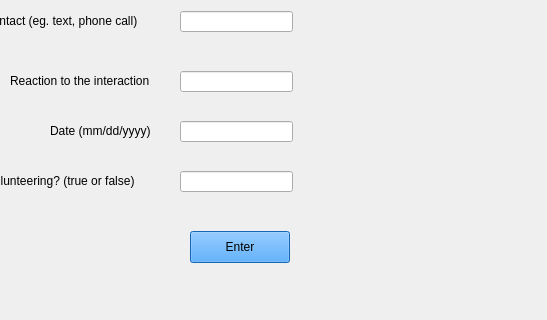
Above: CuringCamPAINS/gui/loggui.ui from CS-205-S22/CuringCamPAINS before the change; both pictures show x 101 to 648 and y 260 to 580 of the 648 by 580 pixel window. Below: the same form after it.
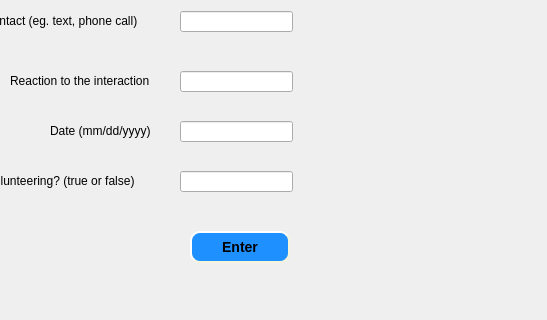
That is the form after the change.

What changed in the file:
```diff
--- a/CuringCamPAINS/gui/loggui.ui
+++ b/CuringCamPAINS/gui/loggui.ui
@@ -76,7 +76,14 @@
         </rect>
        </property>
        <property name="styleSheet">
-        <string notr="true">background-color:rgb(30,144,255);</string>
+        <string notr="true">background-color:rgb(30,144,255);
+    border-style: outset;
+    border-width: 2px;
+    border-radius: 10px;
+    border-color: beige;
+    font: bold 14px;
+
+</string>
        </property>
        <property name="text">
         <string>Enter</string>
```
